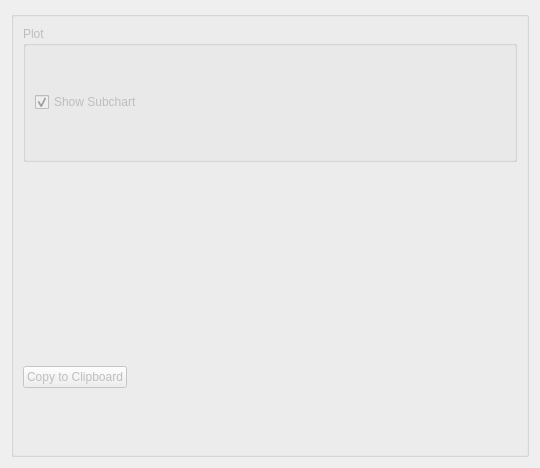
This is Modules/ImageStatisticsUI/src/QmitkIntensityProfileVisualizationWidget.ui in MITK/MITK as Qt 5 draws it before an edit. The edited form follows.
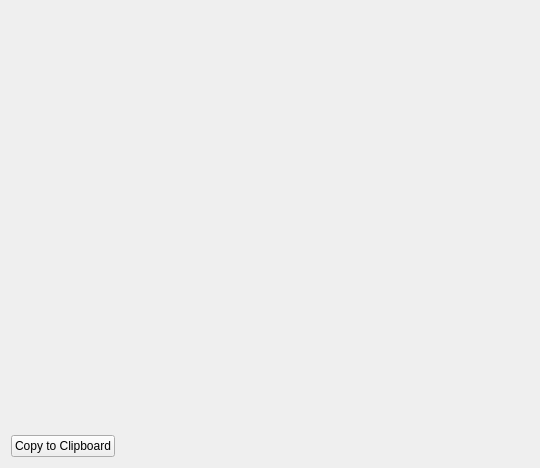
This is the edited form. Custom widgets are drawn as their Qt base class.

```diff
--- a/Modules/ImageStatisticsUI/src/QmitkIntensityProfileVisualizationWidget.ui
+++ b/Modules/ImageStatisticsUI/src/QmitkIntensityProfileVisualizationWidget.ui
@@ -15,24 +15,9 @@
   </property>
   <layout class="QVBoxLayout" name="verticalLayout">
    <item>
-    <widget class="QGroupBox" name="groupBoxIntensityProfile">
-     <property name="enabled">
-      <bool>false</bool>
-     </property>
-     <property name="title">
-      <string/>
-     </property>
-     <property name="checkable">
-      <bool>false</bool>
-     </property>
-     <layout class="QVBoxLayout" name="verticalLayout_4">
-      <item>
-       <widget class="QGroupBox" name="groupBoxPlot">
-        <property name="enabled">
-         <bool>false</bool>
-        </property>
+    <widget class="QWidget" name="plotContainer" native="true">
         <property name="sizePolicy">
-         <sizepolicy hsizetype="Preferred" vsizetype="Preferred">
+      <sizepolicy hsizetype="Preferred" vsizetype="Expanding">
           <horstretch>0</horstretch>
           <verstretch>0</verstretch>
          </sizepolicy>
@@ -40,34 +25,10 @@
         <property name="minimumSize">
          <size>
           <width>0</width>
-          <height>0</height>
-         </size>
-        </property>
-        <property name="maximumSize">
-         <size>
-          <width>16777215</width>
-          <height>16777215</height>
-         </size>
-        </property>
-        <property name="title">
-         <string>Plot</string>
-        </property>
-        <layout class="QVBoxLayout" name="verticalLayout_5">
-         <item>
-          <widget class="QCheckBox" name="checkBoxShowSubchart">
-           <property name="text">
-            <string>Show Subchart</string>
-           </property>
-           <property name="checked">
-            <bool>true</bool>
-           </property>
-          </widget>
-         </item>
-        </layout>
-       </widget>
-      </item>
-      <item>
-       <widget class="QmitkChartWidget" name="chartWidget" native="true"/>
+       <height>200</height>
+      </size>
+     </property>
+    </widget>
       </item>
       <item>
        <widget class="QWidget" name="widgetClipboard" native="true">
@@ -118,16 +79,6 @@
       </item>
      </layout>
     </widget>
-   </item>
-  </layout>
- </widget>
- <customwidgets>
-  <customwidget>
-   <class>QmitkChartWidget</class>
-   <extends>QWidget</extends>
-   <header location="global">QmitkChartWidget.h</header>
-  </customwidget>
- </customwidgets>
  <resources/>
  <connections/>
 </ui>
```
Lines whose indentation alone changed are shown as unchanged.
